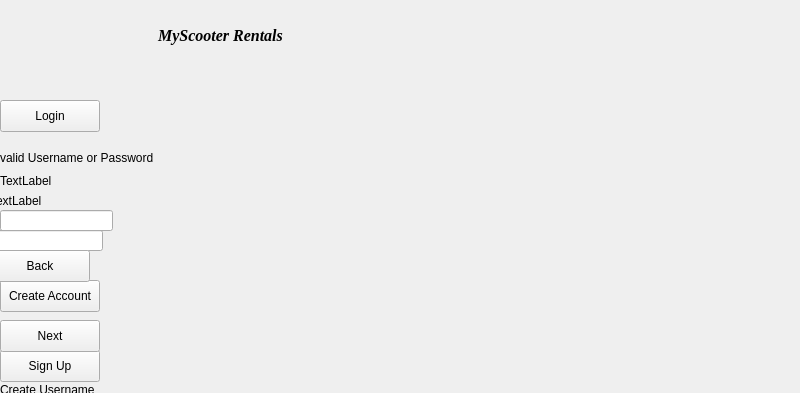
First picture: the form in mainwindow.ui, repository DanielleSamaroo/Group-5-Scooters, before the edit; both pictures show x 0 to 800 and y 0 to 393 of the 800 by 600 pixel window.
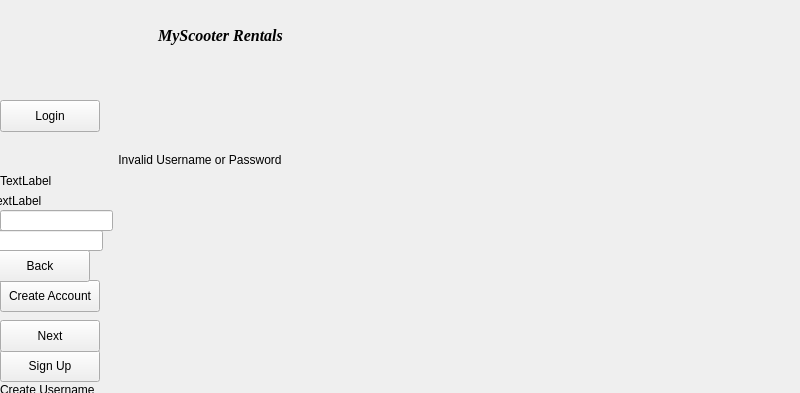
Second picture: the form after the edit. Icons and pictures are not drawn.

```diff
--- a/mainwindow.ui
+++ b/mainwindow.ui
@@ -324,15 +324,18 @@
    <widget class="QLabel" name="label_8">
     <property name="geometry">
      <rect>
-      <x>-10</x>
+      <x>0</x>
       <y>150</y>
-      <width>421</width>
-      <height>16</height>
+      <width>400</width>
+      <height>20</height>
      </rect>
     </property>
     <property name="text">
      <string>Invalid Username or Password</string>
     </property>
+    <property name="alignment">
+     <set>Qt::AlignCenter</set>
+    </property>
    </widget>
    <widget class="QLabel" name="label_4">
     <property name="geometry">
@@ -364,13 +367,16 @@
      <rect>
       <x>380</x>
       <y>300</y>
-      <width>241</width>
+      <width>400</width>
       <height>16</height>
      </rect>
     </property>
     <property name="text">
      <string/>
     </property>
+    <property name="alignment">
+     <set>Qt::AlignCenter</set>
+    </property>
    </widget>
    <widget class="QPushButton" name="pushButton_6">
     <property name="geometry">
```
